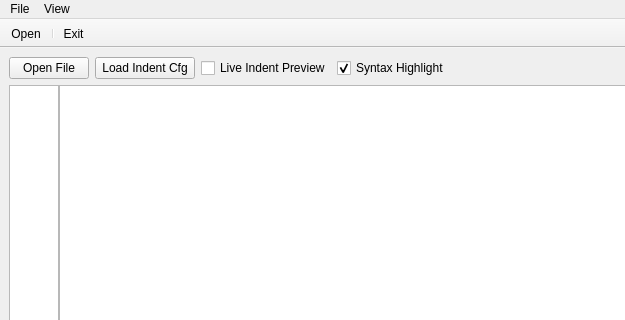
The window that src/indentgui.ui (yuhaoth/univsalindent) describes before a commit, drawn with Qt 5; both pictures show x 0 to 625 and y 0 to 320 of the 800 by 600 pixel window.
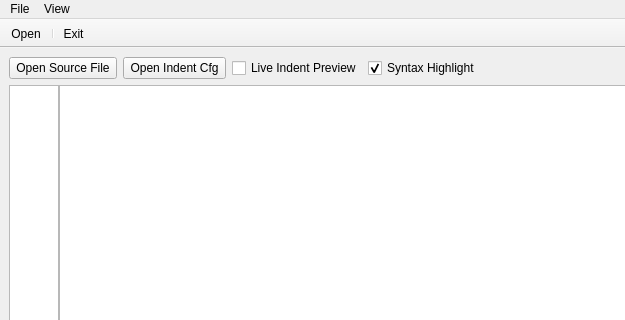
The same window after the commit. Icons and pictures are not drawn.

Commit message: Testwise changes with the Qt designer. Added a button icon and a status text.

Patch:
```diff
--- a/src/indentgui.ui
+++ b/src/indentgui.ui
@@ -40,7 +40,10 @@
          <string>&lt;html>&lt;head>&lt;meta name="qrichtext" content="1" />&lt;/head>&lt;body style=" white-space: pre-wrap; font-family:MS Shell Dlg; font-size:8.25pt; font-weight:400; font-style:normal; text-decoration:none;">&lt;p style=" margin-top:0px; margin-bottom:0px; margin-left:0px; margin-right:0px; -qt-block-indent:0; text-indent:0px;">&lt;span style=" font-size:8pt;">Opens a dialog for selecting a source code file.&lt;/span>&lt;/p>&lt;p style=" margin-top:0px; margin-bottom:0px; margin-left:0px; margin-right:0px; -qt-block-indent:0; text-indent:0px; font-size:8pt;">This file will be used to show what the indent tool changes.&lt;/p>&lt;/body>&lt;/html></string>
         </property>
         <property name="text" >
-         <string>Open File</string>
+         <string> Open Source File </string>
+        </property>
+        <property name="icon" >
+         <iconset resource="../resources/Icons.qrc" >:/new/prefix1/icon3.png</iconset>
         </property>
        </widget>
       </item>
@@ -50,7 +53,7 @@
          <string>&lt;html>&lt;head>&lt;meta name="qrichtext" content="1" />&lt;/head>&lt;body style=" white-space: pre-wrap; font-family:MS Shell Dlg; font-size:8.25pt; font-weight:400; font-style:normal; text-decoration:none;">&lt;p style=" margin-top:0px; margin-bottom:0px; margin-left:0px; margin-right:0px; -qt-block-indent:0; text-indent:0px;">Loads the configuration file for an indent tool.&lt;/p>&lt;/body>&lt;/html></string>
         </property>
         <property name="text" >
-         <string> Load Indent Cfg </string>
+         <string> Open Indent Cfg </string>
         </property>
        </widget>
       </item>
```
Left out of the diff: 41 changed lines with no effect on the pictures.
